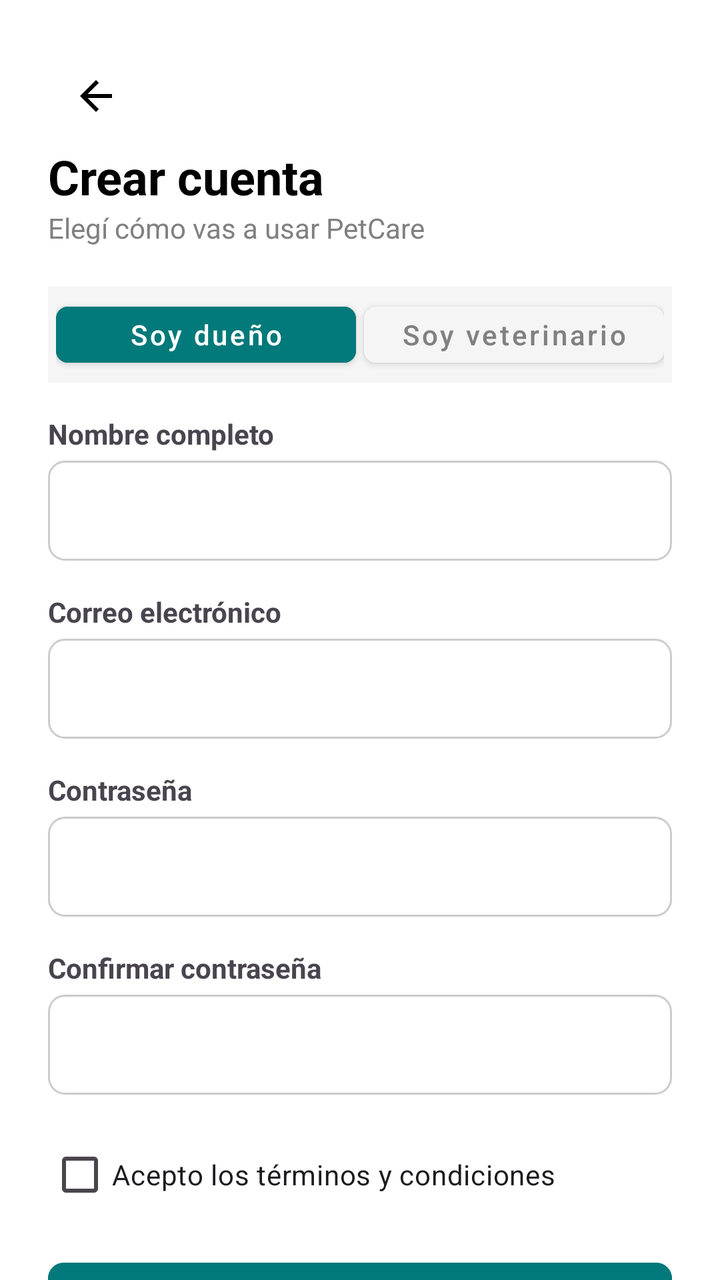
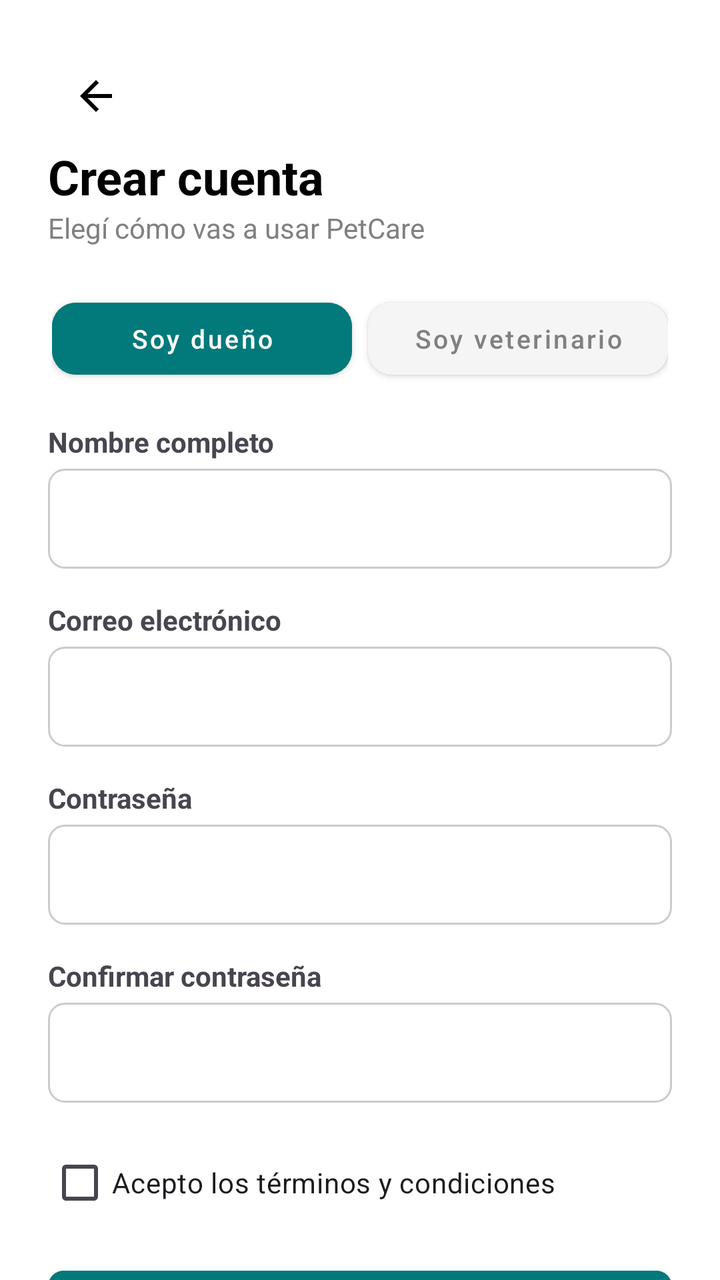

Compare the two renders of this Android layout. The source of the first and the diff that turns it into the second are given below.
<!-- AndroidManifest.xml: application theme Theme.PetCare -->
<!-- res/layout/registro.xml -->
<?xml version="1.0" encoding="utf-8"?>
<androidx.core.widget.NestedScrollView xmlns:android="http://schemas.android.com/apk/res/android"
    xmlns:app="http://schemas.android.com/apk/res-auto"
    android:id="@+id/registroRoot"
    android:layout_width="match_parent"
    android:layout_height="match_parent"
    android:background="@color/white"
    android:fillViewport="true">

    <LinearLayout
        android:layout_width="match_parent"
        android:layout_height="wrap_content"
        android:orientation="vertical"
        android:padding="24dp">

        <ImageButton
            android:id="@+id/btnBackRegistro"
            android:layout_width="48dp"
            android:layout_height="48dp"
            android:background="?attr/selectableItemBackgroundBorderless"
            android:contentDescription="Volver"
            android:src="@drawable/baseline_arrow_back_24" />

        <TextView
            android:layout_width="wrap_content"
            android:layout_height="wrap_content"
            android:text="Crear cuenta"
            android:textColor="@color/black"
            android:textSize="24sp"
            android:textStyle="bold" />

        <TextView
            android:layout_width="wrap_content"
            android:layout_height="wrap_content"
            android:text="Elegí cómo vas a usar PetCare"
            android:textColor="@color/text_gray" />

        <LinearLayout
            android:layout_width="match_parent"
            android:layout_height="48dp"
            android:layout_marginTop="20dp"
            android:background="@color/light_gray"
            android:orientation="horizontal"
            android:padding="4dp">

            <com.google.android.material.button.MaterialButton
                android:id="@+id/btnRegRoleDueno"
                style="@style/Widget.MaterialComponents.Button"
                android:layout_width="0dp"
                android:layout_height="match_parent"
                android:layout_weight="1"
                android:backgroundTint="@color/primary_teal"
                android:text="@string/rol_dueno"
                android:textAllCaps="false"
                android:textColor="@color/white"
                app:cornerRadius="6dp" />

            <com.google.android.material.button.MaterialButton
                android:id="@+id/btnRegRoleVet"
                style="@style/Widget.MaterialComponents.Button"
                android:layout_width="0dp"
                android:layout_height="match_parent"
                android:layout_marginStart="4dp"
                android:layout_weight="1"
                android:backgroundTint="@color/light_gray"
                android:text="@string/rol_veterinario"
                android:textAllCaps="false"
                android:textColor="@color/text_gray"
                app:cornerRadius="6dp" />
        </LinearLayout>

        <TextView style="@style/VetFormLabel" android:text="Nombre completo" />
        <EditText
            android:id="@+id/etRegNombre"
            android:layout_width="match_parent"
            android:layout_height="50dp"
            android:autofillHints="name"
            android:background="@drawable/bg_edit_text"
            android:inputType="textPersonName"
            android:paddingHorizontal="16dp" />

        <TextView style="@style/VetFormLabel" android:text="Correo electrónico" />
        <EditText
            android:id="@+id/etRegEmail"
            android:layout_width="match_parent"
            android:layout_height="50dp"
            android:autofillHints="emailAddress"
            android:background="@drawable/bg_edit_text"
            android:inputType="textEmailAddress"
            android:paddingHorizontal="16dp" />

        <LinearLayout
            android:id="@+id/llMatricula"
            android:layout_width="match_parent"
            android:layout_height="wrap_content"
            android:orientation="vertical"
            android:visibility="gone">

            <TextView style="@style/VetFormLabel" android:text="Matrícula profesional" />
            <EditText
                android:id="@+id/etRegMatricula"
                android:layout_width="match_parent"
                android:layout_height="50dp"
                android:background="@drawable/bg_edit_text"
                android:inputType="text"
                android:paddingHorizontal="16dp" />
        </LinearLayout>

        <TextView style="@style/VetFormLabel" android:text="Contraseña" />
        <EditText
            android:id="@+id/etRegPassword"
            android:layout_width="match_parent"
            android:layout_height="50dp"
            android:autofillHints="newPassword"
            android:background="@drawable/bg_edit_text"
            android:inputType="textPassword"
            android:paddingHorizontal="16dp" />

        <TextView style="@style/VetFormLabel" android:text="Confirmar contraseña" />
        <EditText
            android:id="@+id/etRegPassword2"
            android:layout_width="match_parent"
            android:layout_height="50dp"
            android:autofillHints="newPassword"
            android:background="@drawable/bg_edit_text"
            android:inputType="textPassword"
            android:paddingHorizontal="16dp" />

        <CheckBox
            android:id="@+id/cbTerminos"
            android:layout_width="wrap_content"
            android:layout_height="wrap_content"
            android:layout_marginTop="16dp"
            android:text="Acepto los términos y condiciones" />

        <com.google.android.material.button.MaterialButton
            android:id="@+id/btnRegistrar"
            android:layout_width="match_parent"
            android:layout_height="56dp"
            android:layout_marginTop="16dp"
            android:backgroundTint="@color/primary_teal"
            android:text="Crear cuenta"
            android:textAllCaps="false"
            android:textColor="@color/white"
            app:cornerRadius="8dp" />
    </LinearLayout>
</androidx.core.widget.NestedScrollView>
<!-- resources referenced by this layout -->
<resources>
  <color name="black">#FF000000</color>
  <color name="light_gray">#F5F5F5</color>
  <color name="primary_teal">#02797A</color>
  <color name="text_gray">#808080</color>
  <color name="white">#FFFFFFFF</color>
  <!-- drawable baseline_arrow_back_24 (drawable) -->
  <vector xmlns:android="http://schemas.android.com/apk/res/android" android:autoMirrored="true" android:height="24dp" android:tint="#000000" android:viewportHeight="24" android:viewportWidth="24" android:width="24dp">
        
      <path android:fillColor="@android:color/white" android:pathData="M20,11H7.83l5.59,-5.59L12,4l-8,8 8,8 1.41,-1.41L7.83,13H20v-2z"/>
      
  </vector>
  <!-- drawable bg_edit_text (drawable) -->
  <?xml version="1.0" encoding="utf-8"?>
  <shape xmlns:android="http://schemas.android.com/apk/res/android">
      <solid android:color="@color/white" />
      <stroke
          android:width="1dp"
          android:color="#CCCCCC" />
      <corners android:radius="8dp" />
  </shape>
  <string name="rol_dueno">Soy dueño</string>
  <string name="rol_veterinario">Soy veterinario</string>
  <style name="VetFormLabel">
          <item name="android:layout_width">wrap_content</item>
          <item name="android:layout_height">wrap_content</item>
          <item name="android:layout_marginTop">16dp</item>
          <item name="android:layout_marginBottom">4dp</item>
          <item name="android:textStyle">bold</item>
      </style>
  <style name="Theme.PetCare" parent="Base.Theme.PetCare" />
  <style name="Base.Theme.PetCare" parent="Theme.Material3.DayNight.NoActionBar">
          
          
      </style>
</resources>

<!-- the commit's change to res/layout/registro.xml (unified diff, before → after) -->
@@ -37,11 +37,11 @@
 
         <LinearLayout
             android:layout_width="match_parent"
-            android:layout_height="48dp"
+            android:layout_height="52dp"
             android:layout_marginTop="20dp"
-            android:background="@color/light_gray"
+            android:background="@color/white"
             android:orientation="horizontal"
-            android:padding="4dp">
+            android:padding="2dp">
 
             <com.google.android.material.button.MaterialButton
                 android:id="@+id/btnRegRoleDueno"
@@ -50,23 +50,27 @@
                 android:layout_height="match_parent"
                 android:layout_weight="1"
                 android:backgroundTint="@color/primary_teal"
+                android:elevation="0dp"
                 android:text="@string/rol_dueno"
                 android:textAllCaps="false"
                 android:textColor="@color/white"
-                app:cornerRadius="6dp" />
+                android:textSize="13sp"
+                app:cornerRadius="12dp" />
 
             <com.google.android.material.button.MaterialButton
                 android:id="@+id/btnRegRoleVet"
                 style="@style/Widget.MaterialComponents.Button"
                 android:layout_width="0dp"
                 android:layout_height="match_parent"
-                android:layout_marginStart="4dp"
+                android:layout_marginStart="8dp"
                 android:layout_weight="1"
                 android:backgroundTint="@color/light_gray"
+                android:elevation="0dp"
                 android:text="@string/rol_veterinario"
                 android:textAllCaps="false"
                 android:textColor="@color/text_gray"
-                app:cornerRadius="6dp" />
+                android:textSize="13sp"
+                app:cornerRadius="12dp" />
         </LinearLayout>
 
         <TextView style="@style/VetFormLabel" android:text="Nombre completo" />
